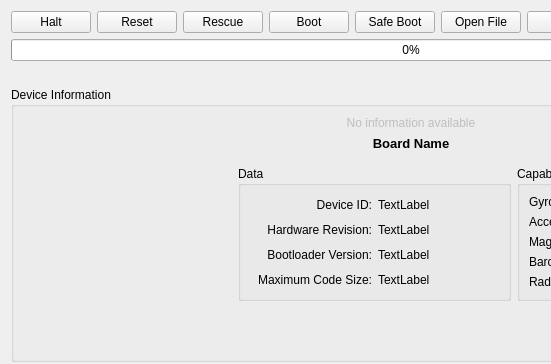
Above: ground/gcs/src/plugins/uploader/uploader.ui from TauLabs/TauLabs before the change; both pictures show x 0 to 551 and y 0 to 364 of the 822 by 687 pixel window. Below: the same form after it.
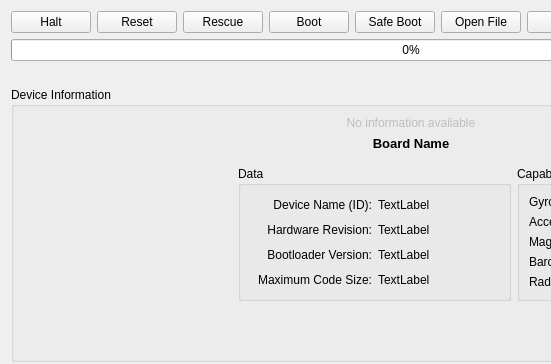
That is the form after the change. Icons and pictures are not drawn.

Commit message: GCS:Uploader: Append board name to board ID

Diff of the .ui file:
```diff
--- a/ground/gcs/src/plugins/uploader/uploader.ui
+++ b/ground/gcs/src/plugins/uploader/uploader.ui
@@ -296,7 +296,7 @@
                     <item row="0" column="0">
                      <widget class="QLabel" name="label_dev_id">
                       <property name="text">
-                       <string>Device ID:</string>
+                       <string>Device Name (ID):</string>
                       </property>
                       <property name="alignment">
                        <set>Qt::AlignRight|Qt::AlignTrailing|Qt::AlignVCenter</set>
```
The commit also changes 1 other file.
